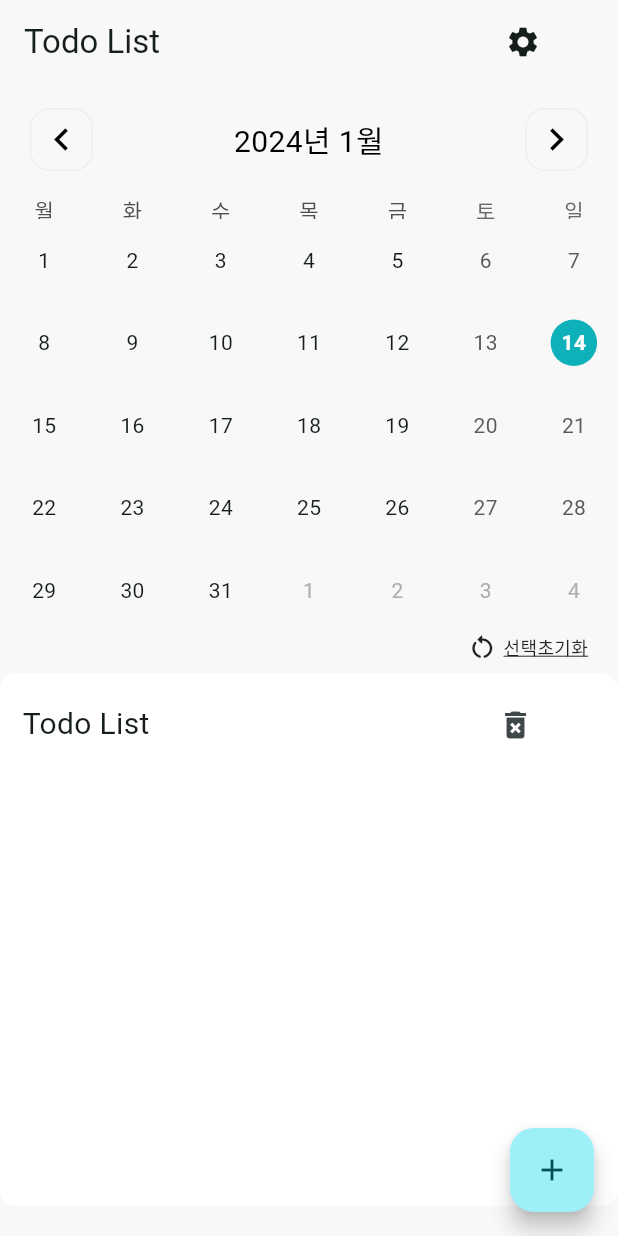
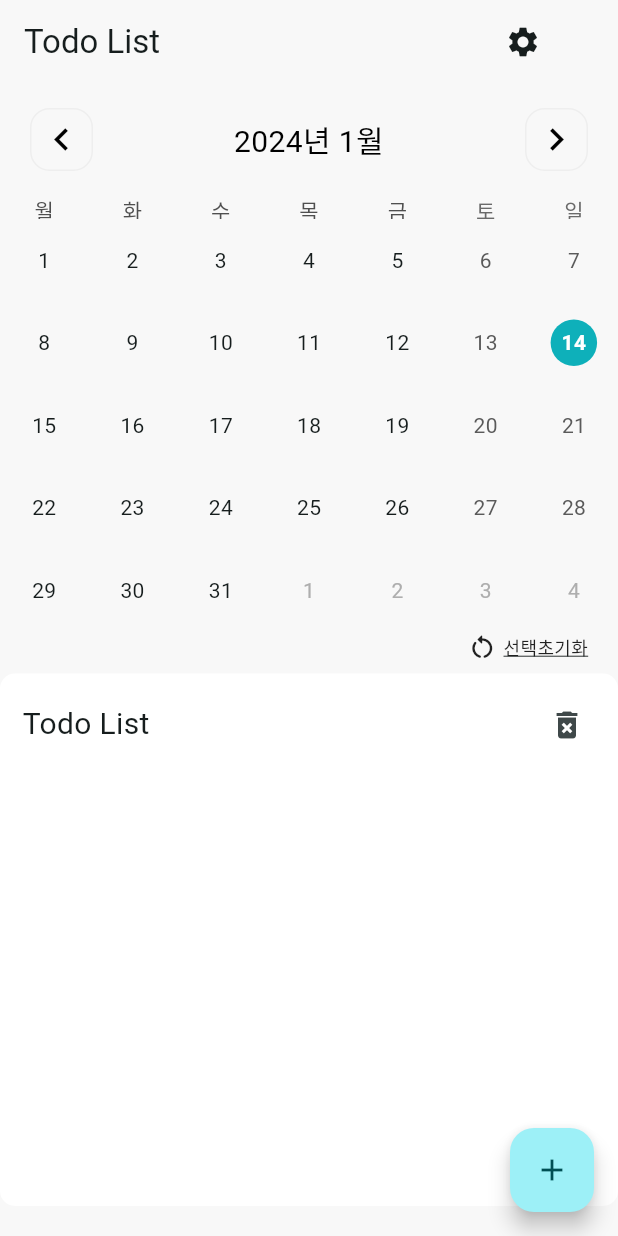
Before and after one commit to iikkkkyy/todo_refactor, a Flutter app: the screen it shows after launch, after a tap on the "delete forever" icon, on a phone screen of 412 x 824 dp. Run offline on Flutter 3.47's test engine with Material 3 defaults, Android fonts, the phone set to English and light mode, and no system bars; drawn by our look-alikes of table_calendar; our stand-ins replace get_it, go_router, hive, hive_flutter; missing offline and left inert: dart:ffi; accounts and stored records are empty.

Commit message:
fix: TodoList 헤더 위치 변경

```diff
--- a/lib/ui/main_screen.dart
+++ b/lib/ui/main_screen.dart
@@ -231,17 +231,15 @@ class _MainScreenState extends State<MainScreen> {
                         Padding(
                           padding: const EdgeInsets.fromLTRB(15, 10, 10, 10),
                           child: Row(
+                            mainAxisAlignment: MainAxisAlignment.spaceBetween,
                             children: [
-                              const Text("Todo List",
-                                  style: TextStyle(fontSize: 20)),
-                              const SizedBox(
-                                width: 220,
+                              const Text("Todo List", style: TextStyle(fontSize: 20)),
+                              IconButton(
+                                onPressed: () {
+                                  mainViewModel.deleteTodos();
+                                },
+                                icon: const Icon(Icons.delete_forever),
                               ),
-                              IconButton(
-                                  onPressed: () {
-                                    mainViewModel.deleteTodos();
-                                  },
-                                  icon: const Icon(Icons.delete_forever)),
                             ],
                           ),
                         ),
```
